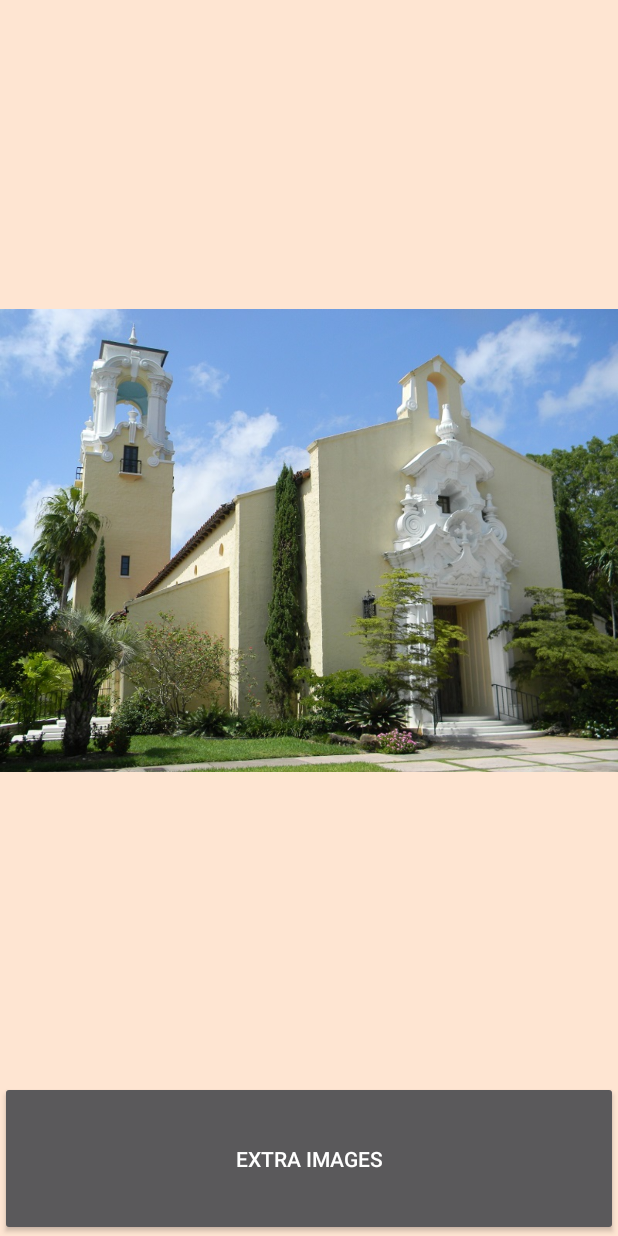
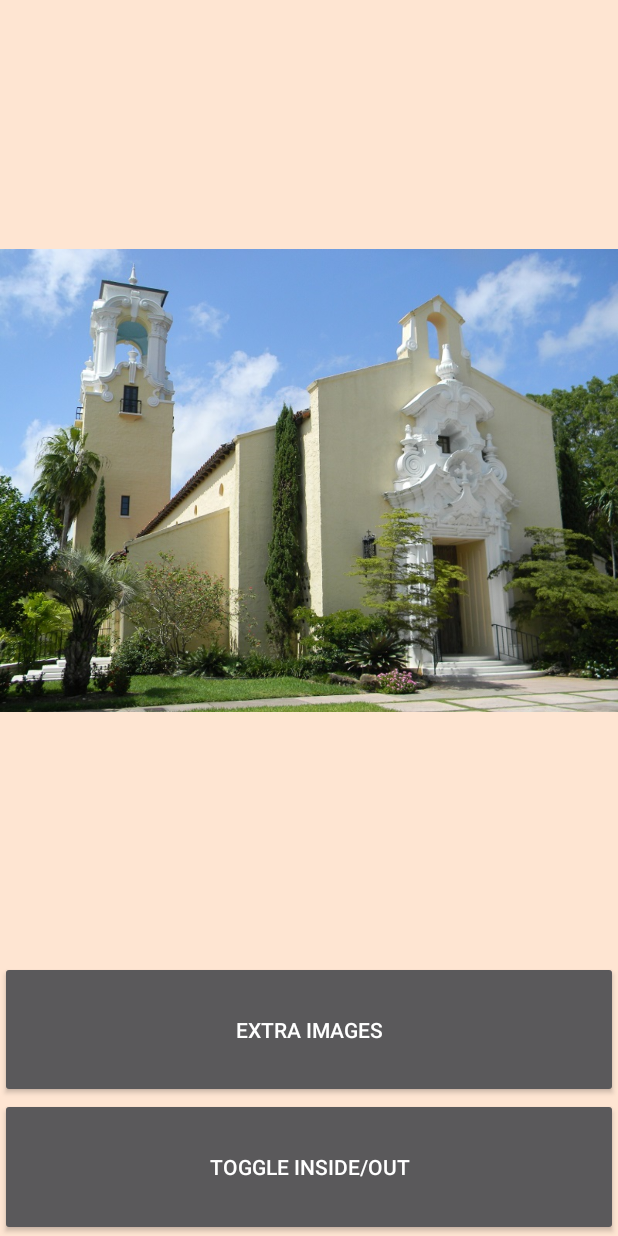
Before and after one commit to hkellyumiami/Coral-Gables-Map, an Android app: the screen it shows after launch (BuildingViewer), after a tap on an icon or button, on a phone screen of 412 x 824 dp. Run offline under Robolectric (Android 15) with nearby library versions, the phone set to English and light mode, and no system bars.

Commit message:
Fixed toggle button. Full functionality confirmed.

```diff
--- a/app/src/main/res/layout/activity_building_viewer.xml
+++ b/app/src/main/res/layout/activity_building_viewer.xml
@@ -19,6 +19,14 @@
         android:onClick="myClickHandler"
         android:visibility="visible"
         android:text="EXTRA IMAGES">
+    </Button>
+    <Button android:id="@+id/toggle"
+        android:layout_width="match_parent"
+        android:layout_height="0dp"
+        android:layout_weight="10"
+        android:onClick="myClickHandler"
+        android:visibility="visible"
+        android:text="TOGGLE INSIDE/OUT">
     </Button>
     <LinearLayout android:id="@+id/audio_controls"
         android:orientation="horizontal"
```
Also changed, not shown: app/src/main/java/edu/miami/c10404869/coralgablesmap/BuildingViewer.java (+7 -0 lines), app/src/main/res/drawable/building01image06.JPG.
